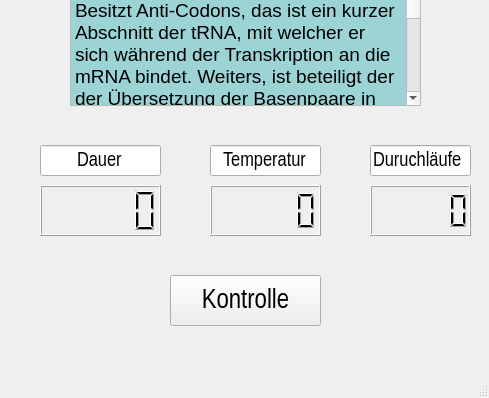
First picture: the form in dipl_Phasenablauf/AblaufWindowASens_v1.ui, repository diplomarbeit-PCR/Diplomarbeit_PCR, before the edit; both pictures show x 0 to 489 and y 335 to 733 of the 489 by 733 pixel window.
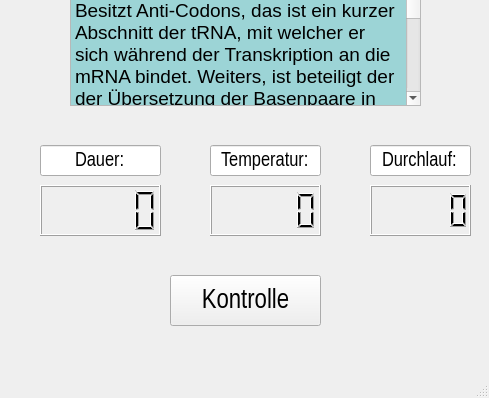
Second picture: the form after the edit.

Diff of the .ui file:
```diff
--- a/dipl_Phasenablauf/AblaufWindowASens_v1.ui
+++ b/dipl_Phasenablauf/AblaufWindowASens_v1.ui
@@ -107,7 +107,13 @@
      </font>
     </property>
     <property name="text">
-     <string>Duruchläufe</string>
+     <string>Durchlauf:</string>
+    </property>
+    <property name="alignment">
+     <set>Qt::AlignCenter</set>
+    </property>
+    <property name="readOnly">
+     <bool>true</bool>
     </property>
    </widget>
    <widget class="QLCDNumber" name="Timer_zaehler">
@@ -136,11 +142,14 @@
      </font>
     </property>
     <property name="text">
-     <string>Dauer</string>
+     <string>Dauer:</string>
     </property>
     <property name="alignment">
      <set>Qt::AlignCenter</set>
     </property>
+    <property name="readOnly">
+     <bool>true</bool>
+    </property>
    </widget>
    <widget class="QLCDNumber" name="temp_sensA">
     <property name="geometry">
@@ -168,11 +177,14 @@
      </font>
     </property>
     <property name="text">
-     <string>Temperatur</string>
+     <string>Temperatur:</string>
     </property>
     <property name="alignment">
      <set>Qt::AlignCenter</set>
     </property>
+    <property name="readOnly">
+     <bool>true</bool>
+    </property>
    </widget>
   </widget>
   <widget class="QMenuBar" name="menubar">
```
